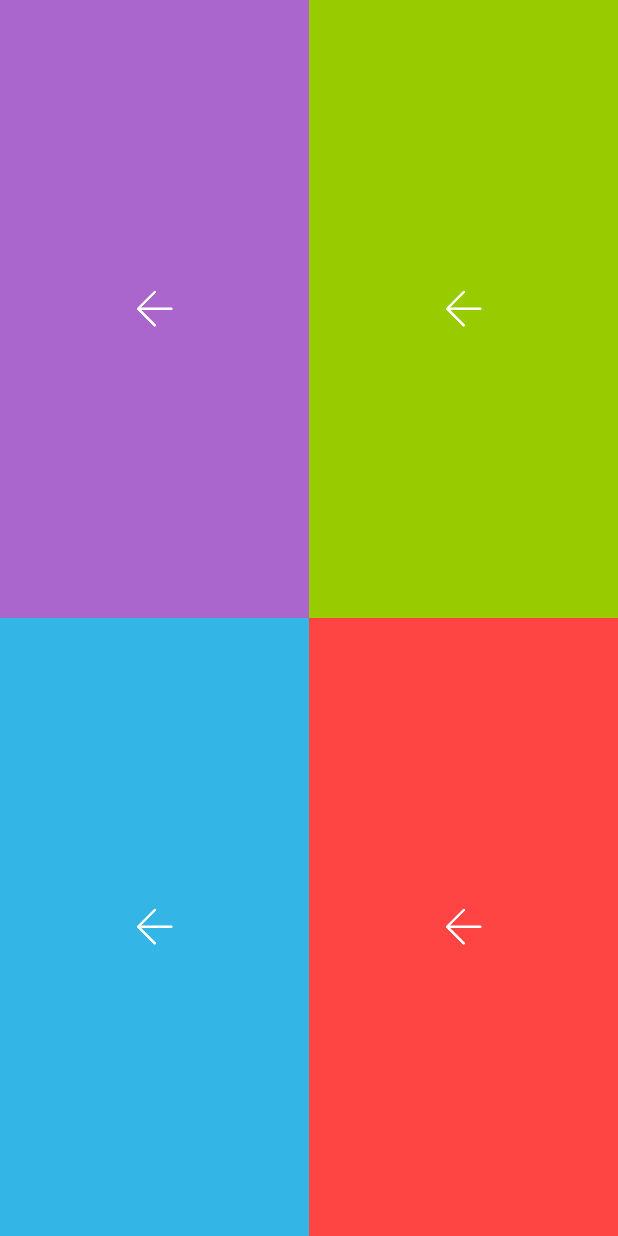
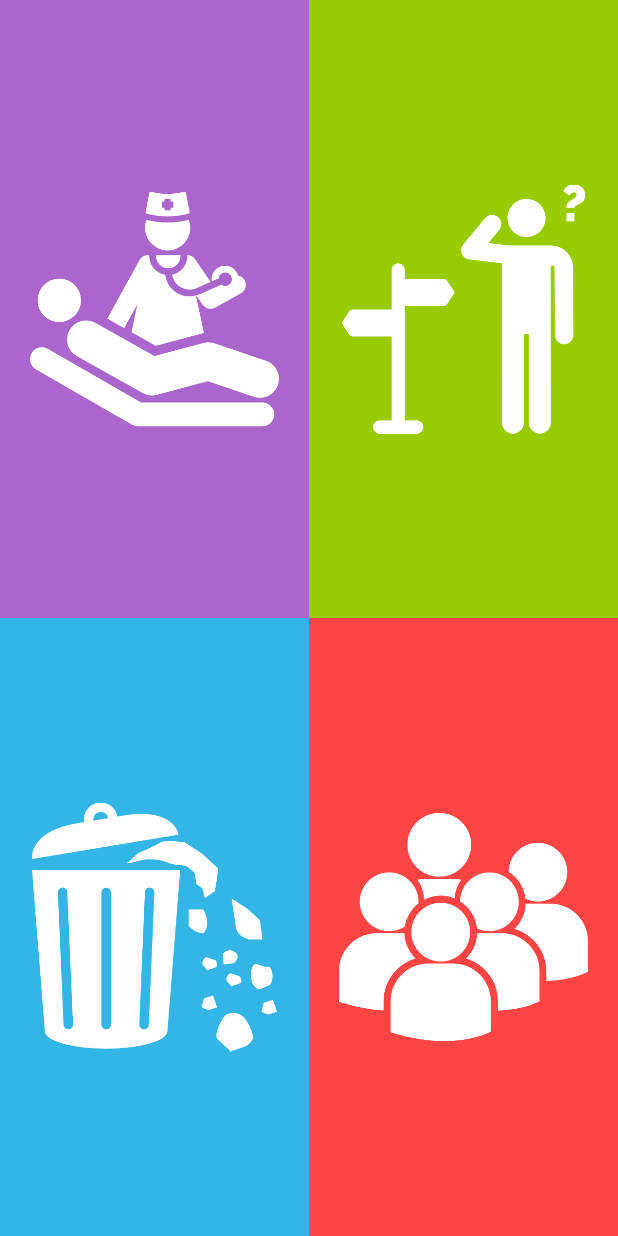
Before and after one commit to safa-ads/Hajj-Hackathon, an Android app: the screen it shows after launch (MainActivity), on a phone screen of 412 x 824 dp. Run offline under Robolectric (Android 15) with nearby library versions, the phone set to English and light mode, and no system bars.

Commit message:
Icons added

```diff
--- a/app/src/main/res/layout/activity_main.xml
+++ b/app/src/main/res/layout/activity_main.xml
@@ -18,18 +18,22 @@
             android:background="@android:color/holo_purple"
             android:layout_weight="1.0"
             android:text="Button"
-            android:src="@mipmap/icons_back_arrow"
-            android:tint="@android:color/white"/>
+            android:src="@mipmap/doctor"
+            android:tint="@android:color/white"
+            android:scaleType="fitCenter"
+            android:padding="20dp"/>
 
         <ImageButton
-            android:id="@+id/button2"
+            android:id="@+id/buttonLost"
             android:layout_width="match_parent"
             android:layout_height="match_parent"
             android:background="@android:color/holo_green_light"
             android:layout_weight="1.0"
             android:text="Button"
-            android:src="@mipmap/icons_back_arrow"
-            android:tint="@android:color/white"/>
+            android:src="@mipmap/lost"
+            android:tint="@android:color/white"
+            android:scaleType="fitCenter"
+            android:padding="20dp"/>
 
     </LinearLayout>
 
@@ -40,13 +44,15 @@
         android:orientation="horizontal" >
 
         <ImageButton
-            android:id="@+id/button3"
+            android:id="@+id/buttonTrash"
             android:layout_width="match_parent"
             android:layout_height="match_parent"
             android:background="@android:color/holo_blue_light"
             android:layout_weight="1.0"
-            android:src="@mipmap/icons_back_arrow"
-            android:tint="@android:color/white" />
+            android:src="@mipmap/waste_can"
+            android:tint="@android:color/white"
+            android:scaleType="fitCenter"
+            android:padding="20dp"/>
 
         <ImageButton
             android:id="@+id/button4"
@@ -54,8 +60,10 @@
             android:layout_height="match_parent"
             android:background="@android:color/holo_red_light"
             android:layout_weight="1.0"
-            android:src="@mipmap/icons_back_arrow"
-            android:tint="@android:color/white"/>
+            android:src="@mipmap/users_group"
+            android:tint="@android:color/white"
+            android:scaleType="fitCenter"
+            android:padding="20dp"/>
 
     </LinearLayout>
 </LinearLayout>
```
Also changed, not shown: app/src/main/res/mipmap-hdpi/doctor.png (added), app/src/main/res/mipmap-hdpi/lost.png (added), app/src/main/res/mipmap-hdpi/users_group.png (added), app/src/main/res/mipmap-hdpi/waste_can.png (added), 1 other file.
